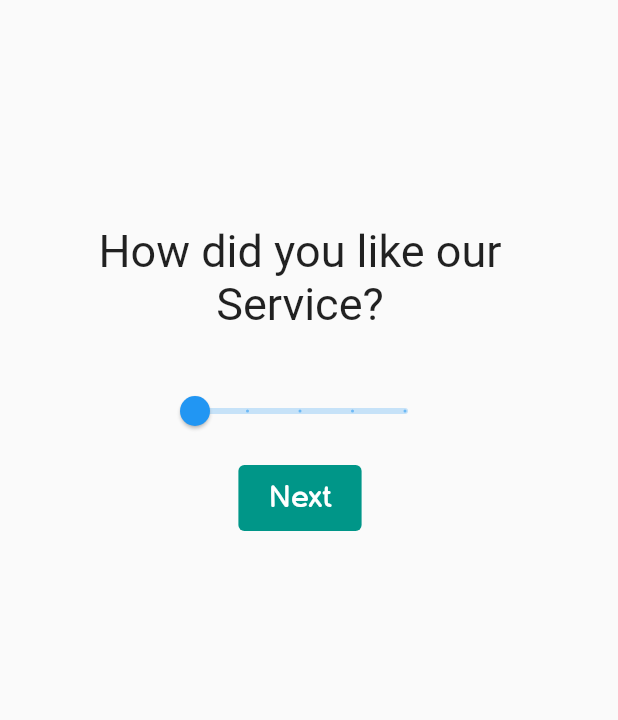
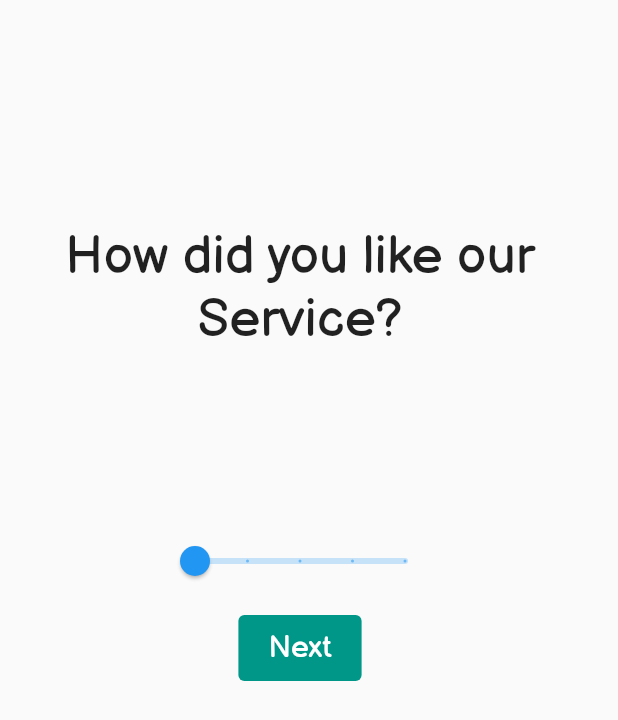
Before and after one commit to naman05002/feedback.app, a Flutter app: the screen it shows after launch, on a phone screen of 412 x 824 dp. Shown: the top 720 px of the screen. Run offline on Flutter 3.47's test engine with Material 2 defaults, Android fonts, the phone set to English and light mode, and no system bars.

Commit message:
second commit

```diff
--- a/lib/main.dart
+++ b/lib/main.dart
@@ -40,12 +40,14 @@ class _MyAppState extends State<MyApp> {
   @override
   Widget build(BuildContext context) {
     return MaterialApp(
+      theme: ThemeData(fontFamily: 'BalsamiqSans'),
       home: Scaffold(
           body: index < 5
               ? Quiz(answerQuestion, questions, index)
               : Center(
                   child: Result(resultScore, resetApp),
                 )),
+      debugShowCheckedModeBanner: false,
     );
   }
 }
--- a/lib/question.dart
+++ b/lib/question.dart
@@ -7,13 +7,13 @@ class Question extends StatelessWidget {
   @override
   Widget build(BuildContext context) {
     return Container(
-      height: 100,
+      height: 170,
       padding: EdgeInsets.fromLTRB(20, 0, 20, 0),
       child: Text(
         questionText,
         textAlign: TextAlign.center,
         style: TextStyle(
-          fontSize: 30,
+          fontSize: 35,
         ),
       ),
     );
--- a/lib/quiz.dart
+++ b/lib/quiz.dart
@@ -22,6 +22,7 @@ class Quiz extends StatelessWidget {
           children: [
             SizedBox(height: 150),
             Question(questions[index]),
+            SizedBox(height: 30),
             Answer(
               setFeedbackValue: setFeedbackValue,
               initValue: initFeedbackValue,
--- a/lib/result.dart
+++ b/lib/result.dart
@@ -42,7 +42,7 @@ class Result extends StatelessWidget {
               margin: EdgeInsets.all(20),
               padding: EdgeInsets.all(20),
               decoration: BoxDecoration(
-                color: Colors.black12,
+                color: Colors.blue.shade900,
                 border: Border.all(width: 5, color: Colors.redAccent),
                 borderRadius: BorderRadius.all(Radius.circular(30)),
               ),
```
